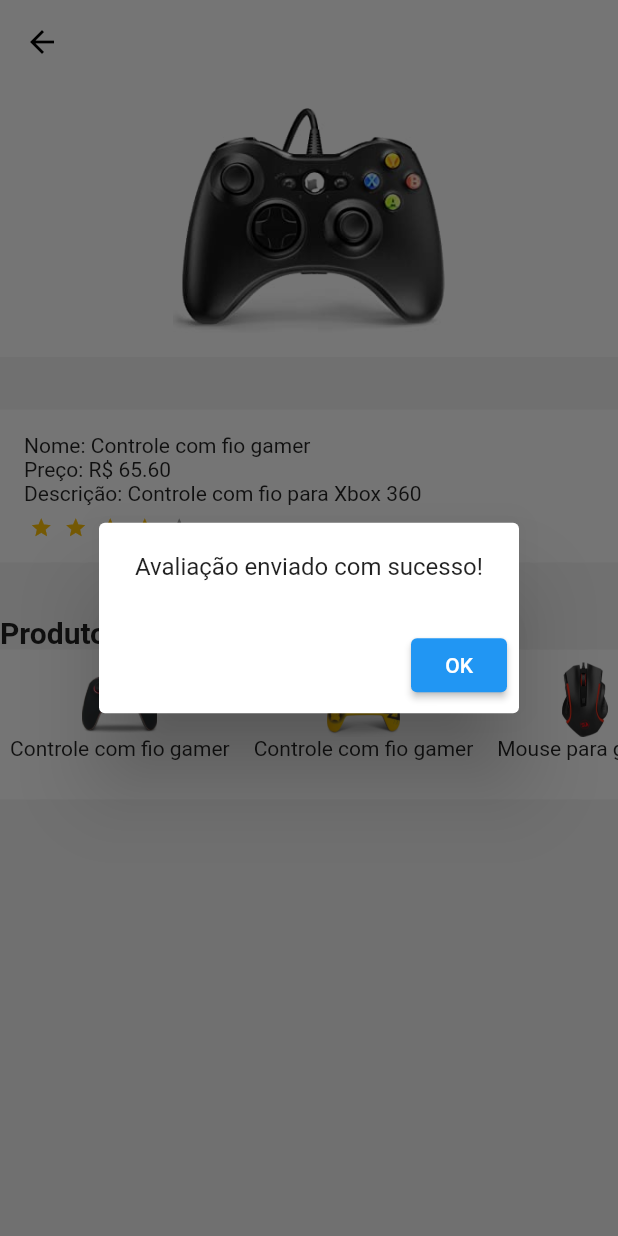
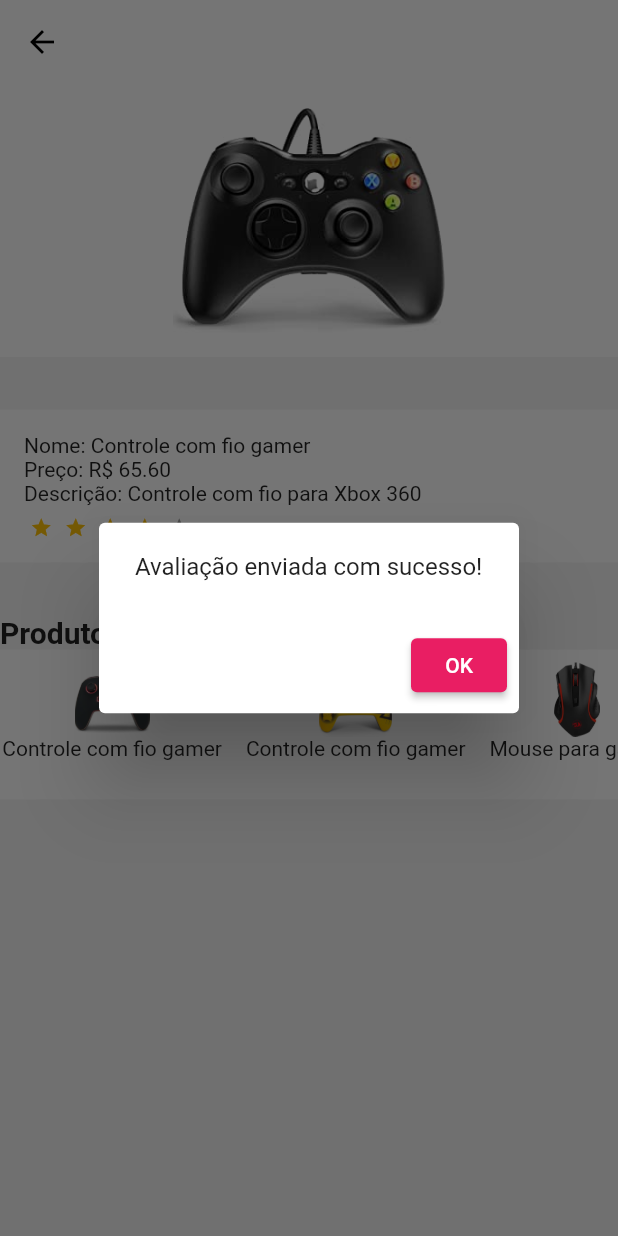
Before and after one commit to codigo-rosa/crtech-2.0, a Flutter app: the DetalhesProdutoMaior screen opened directly with sample values from the repository, after a tap on "Enviar Avaliação", on a phone screen of 412 x 824 dp. Run offline on Flutter 3.47's test engine with Material 2 defaults, Android fonts, the phone set to English and light mode, and no system bars; drawn by our look-alikes of flutter_rating_bar; our stand-ins replace carousel_slider, google_fonts.

Commit message:
alteração no botão, class detalhesprodutomaior

```diff
--- a/lib/detalhes_produto.dart
+++ b/lib/detalhes_produto.dart
@@ -22,7 +22,7 @@ class _DetalhesProdutoMaiorState extends State<DetalhesProdutoMaior> {
   ScrollController _scrollController = ScrollController();
   double _scrollPosition = 0.0;
   double _scrollMax = 0.0;
-  double _scrollIncrement = 1.0;
+  double _scrollIncrement = 5.0;
 
   @override
   void initState() {
@@ -256,7 +256,15 @@ class _DetalhesProdutoMaiorState extends State<DetalhesProdutoMaior> {
                                   mostrarModalEnviado(
                                       context); //Chama o método para enviar o comentário
                                 },
-                                child: const Text('Enviar Avaliação'),
+                                child: const Text(
+                                  'Enviar Avaliação',
+                                  style: TextStyle(
+                                    color: Colors.white, // Cor do texto
+                                  ),
+                                ),
+                                style: ElevatedButton.styleFrom(
+                                  primary: Colors.pink, // Cor do botão
+                                ),
                               ),
                             ],
                           ),
@@ -275,13 +283,21 @@ class _DetalhesProdutoMaiorState extends State<DetalhesProdutoMaior> {
       context: context,
       builder: (BuildContext context) {
         return AlertDialog(
-          content: const Text('Avaliação enviado com sucesso!'),
+          content: const Text('Avaliação enviada com sucesso!'),
           actions: <Widget>[
             ElevatedButton(
               onPressed: () {
                 Navigator.of(context).pop();
               },
-              child: const Text('OK'),
+              child: const Text(
+                'OK',
+                style: TextStyle(
+                  color: Colors.white, // Cor do texto
+                ),
+              ),
+              style: ElevatedButton.styleFrom(
+                primary: Colors.pink, // Cor do botão
+              ),
             ),
           ],
         );
```
